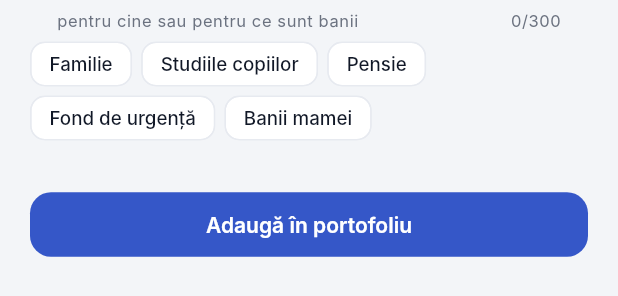
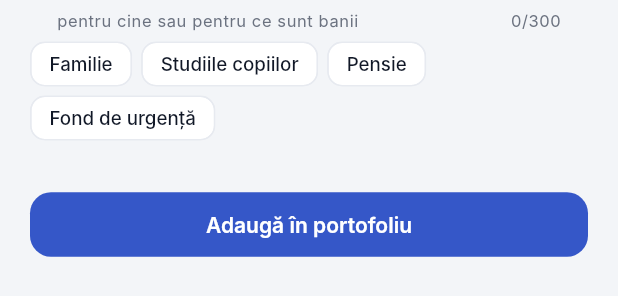
Before and after one commit to ciubukr-blip/VMS-Moldova-4, a Flutter app: the HoldingForm widget shown alone on an empty page, opened directly with empty values, on a phone screen of 412 x 824 dp. Shown: the part 545-841 px from the top of the screen. Run offline on Flutter 3.47's test engine with Material 3 defaults, Android fonts, the phone set to English and light mode, and no system bars; our stand-ins replace firebase_core, firebase_messaging, fl_chart, flutter_local_notifications, shared_preferences, timezone; accounts and stored records are empty.

Commit message:
Notițe: scoate sugestia „Banii mamei”
Co-Authored-By: Claude Opus 5.5 <noreply@anthropic.com>
Claude-Session: https://claude.ai/code/session_013cguJaeNHeofZ6rRDsYV2J

```diff
--- a/lib/screens/holding_form.dart
+++ b/lib/screens/holding_form.dart
@@ -35,7 +35,7 @@ class _HoldingFormState extends State<HoldingForm> {
   final _note = TextEditingController();
 
   /// Sugestii rapide pentru notiță (se adaugă la textul existent).
-  static const _noteSuggestions = ['Familie', 'Studiile copiilor', 'Pensie', 'Fond de urgență', 'Banii mamei'];
+  static const _noteSuggestions = ['Familie', 'Studiile copiilor', 'Pensie', 'Fond de urgență'];
 
   Security? _security;
   bool _manual = false;
```
